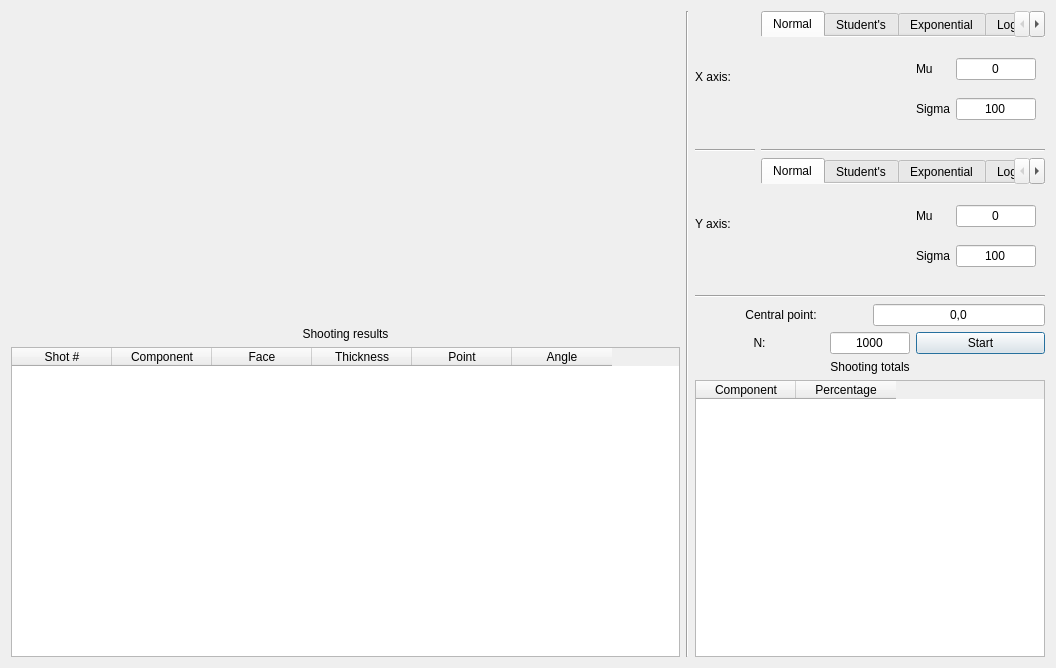
Qt form UI/stats.ui (bakeryproducts/ConstructorM4) before a commit.
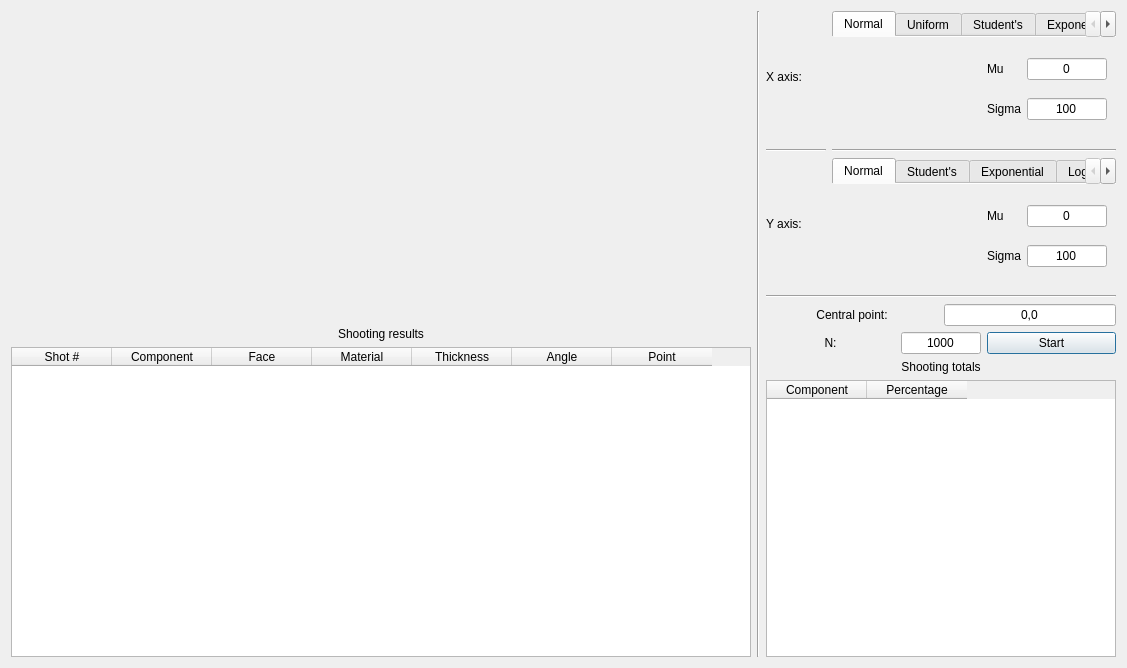
The same form after that commit.

Diff of the .ui file:
```diff
--- a/UI/stats.ui
+++ b/UI/stats.ui
@@ -6,7 +6,7 @@
    <rect>
     <x>0</x>
     <y>0</y>
-    <width>1056</width>
+    <width>1127</width>
     <height>668</height>
    </rect>
   </property>
@@ -59,21 +59,26 @@
          <string>Face</string>
         </property>
        </column>
+       <column>
+        <property name="text">
+         <string>Material</string>
+        </property>
+       </column>
        <column>
         <property name="text">
          <string>Thickness</string>
         </property>
        </column>
-       <column>
-        <property name="text">
-         <string>Point</string>
-        </property>
-       </column>
        <column>
         <property name="text">
          <string>Angle</string>
         </property>
        </column>
+       <column>
+        <property name="text">
+         <string>Point</string>
+        </property>
+       </column>
       </widget>
      </item>
     </layout>
@@ -207,6 +212,11 @@
            </item>
           </layout>
          </widget>
+         <widget class="QWidget" name="tab_unix">
+          <attribute name="title">
+           <string>Uniform</string>
+          </attribute>
+         </widget>
          <widget class="QWidget" name="tab_students">
           <attribute name="title">
            <string>Student's</string>
```
